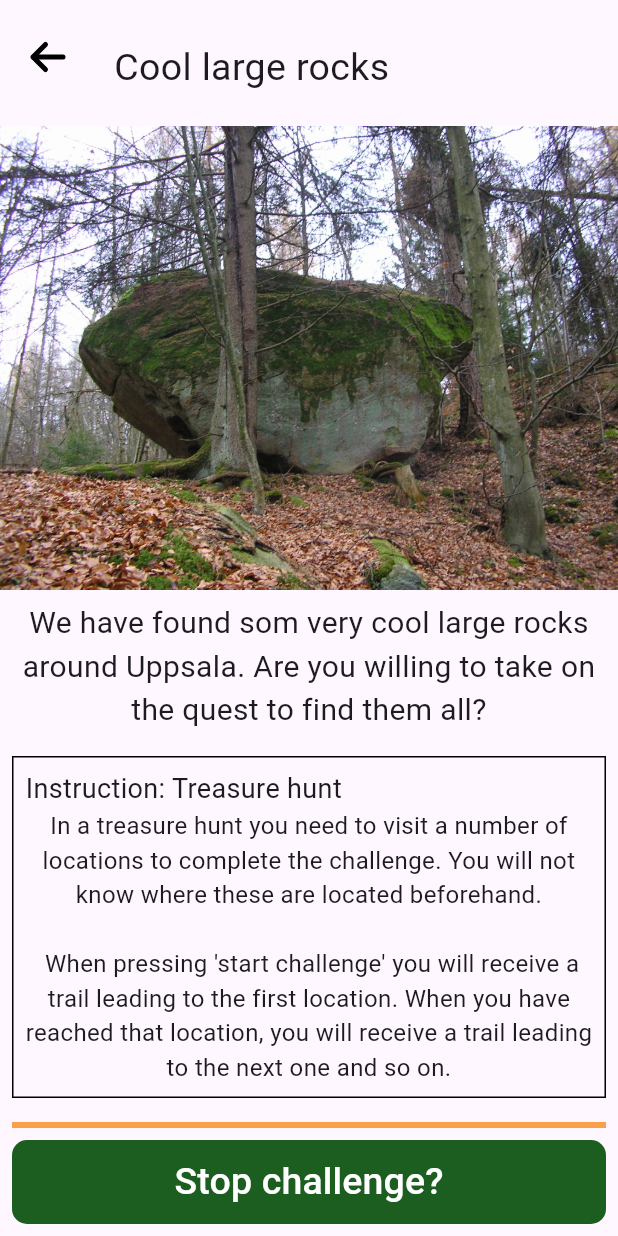
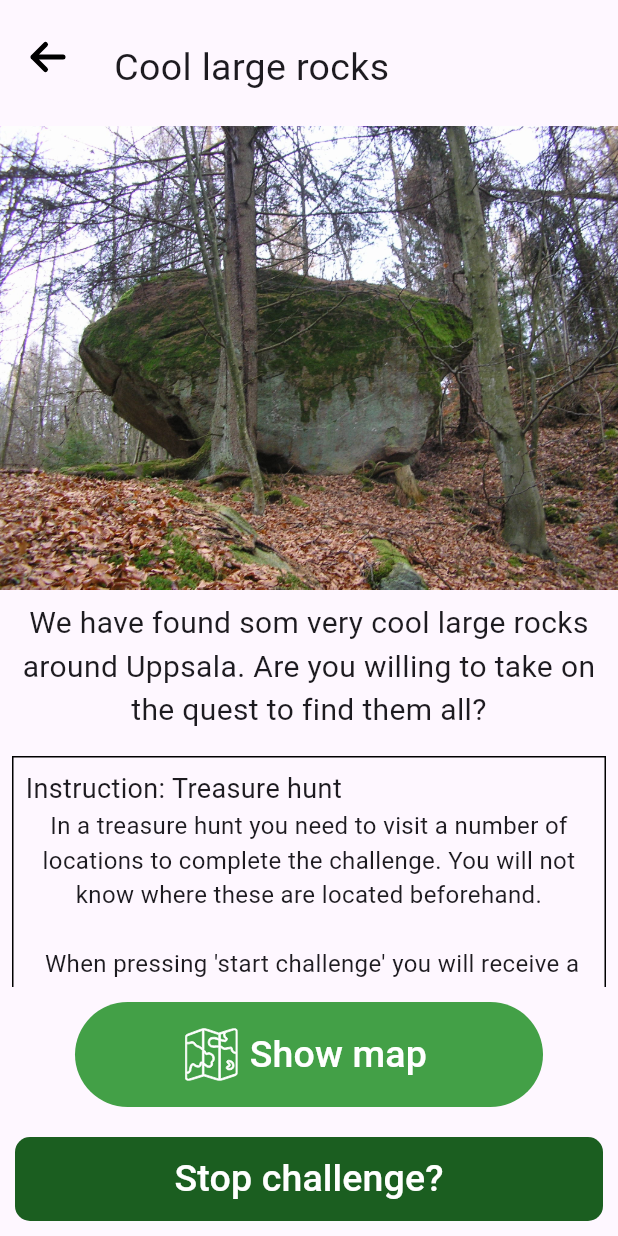
Before and after one commit to Miro-Ali-Akbar/DSP-Fikon, a Flutter app: the screen it shows after launch, after a tap on "Cool large rocks", on a phone screen of 412 x 824 dp. Run offline on Flutter 3.47's test engine with Material 3 defaults, Android fonts, the phone set to English and light mode, and no system bars; our stand-ins replace auto_size_text, firebase_auth, firebase_core, flutter_svg, geolocator, google_maps_flutter and 2 more; missing offline and left inert: dart:ffi, firebase_ui_auth, firebase_ui_oauth_google, flutter_config, flutter_polyline_points, geofence_service; accounts and stored records are empty; network calls fail; Roboto replaces fonts that are missing (InterRegular).

Commit message:
added button to show map of ongoing challenge

```diff
--- a/client/lib/pages/individual_challenge_page.dart
+++ b/client/lib/pages/individual_challenge_page.dart
@@ -1,4 +1,6 @@
 import 'package:flutter/material.dart';
+import 'package:flutter/widgets.dart';
+import 'package:flutter_svg/svg.dart';
 import 'package:google_maps_flutter/google_maps_flutter.dart';
 import 'package:trailquest/widgets/back_button.dart';
 import 'package:trailquest/widgets/challenge.dart';
@@ -86,7 +88,10 @@ class _IndividualChallengeState extends State<IndividualChallengePage> {
             ),
           ),
           Padding(
-            padding: const EdgeInsets.all(8.0),
+            padding:const EdgeInsets.all(10.0),
+            child: ShowMap(context, challenge)),
+          Padding(
+            padding: const EdgeInsets.all(10.0),
             child: TextButton(
               onPressed: () {
                 setState(() {
@@ -231,7 +236,12 @@ Text TextStartStopChallenge(Challenge challenge) {
 ChallengeMap(BuildContext context) {
   showDialog(context: context, builder: (BuildContext context) {
     return AlertDialog(
+      shape: RoundedRectangleBorder(),
+      backgroundColor: Colors.white,
+      contentPadding: EdgeInsets.all(3),
       content: Container(
+        height: 600,
+        width: 800,
         child: GoogleMap(
           initialCameraPosition: CameraPosition(
             target: LatLng(59.83972677529924, 17.6465716818546),
@@ -242,3 +252,27 @@ ChallengeMap(BuildContext context) {
     );
   });
 }
+
+Widget ShowMap(BuildContext context, Challenge challenge) {
+  if(challenge.status == 1) {
+    return Container(
+      padding: EdgeInsets.symmetric(horizontal: 40),
+      child: TextButton.icon(
+        onPressed: () {
+          ChallengeMap(context);
+        },
+        label: Text('Show map', style: TextStyle(
+          color: Colors.white,
+          fontSize: 25
+        ),),
+        icon: SvgPicture.asset('assets/icons/img_map.svg', height: 35,),
+        style: TextButton.styleFrom(
+          backgroundColor: Colors.green.shade600,
+          minimumSize: Size.fromHeight(70)
+        ),
+      ),
+    );
+  } else {
+    return Container();
+  }
+}
--- a/client/pubspec.yaml
+++ b/client/pubspec.yaml
@@ -57,6 +57,7 @@ flutter:
     - assets/icons/img_stairs.svg
     - assets/icons/img_arrow_up.svg
     - assets/icons/img_group.svg
+    - assets/icons/img_map.svg
     - assets/images/img_image_1.png
     - assets/images/Pelle_Svanslös-statyn.jpg
     - assets/images/gardsmyg_johan-nilsson.jpg
```
Also changed, not shown: client/assets/icons/img_map.svg (added).
